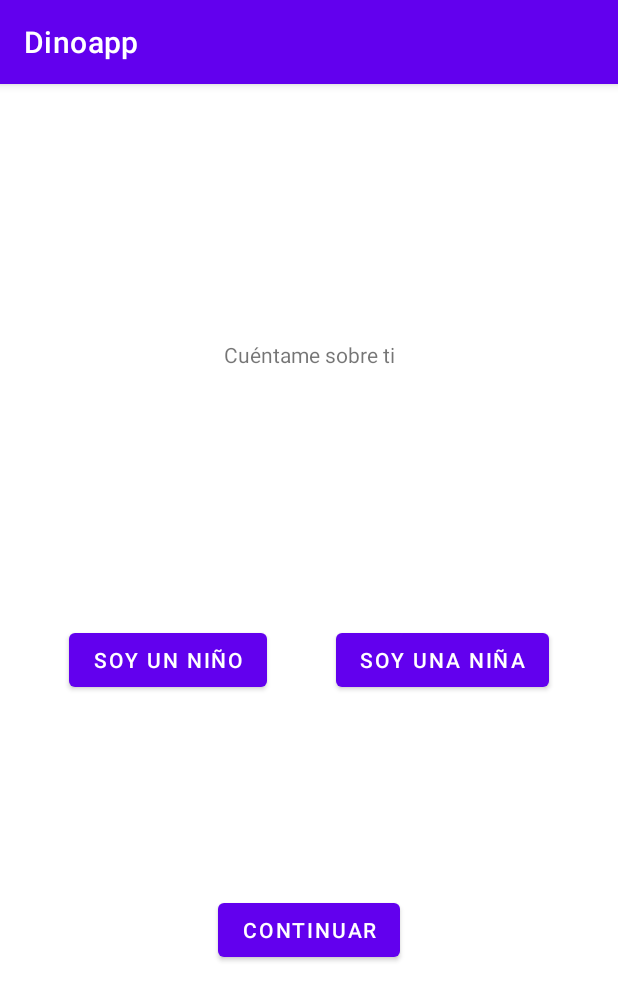
After one commit to JiroFg/Dinoapp, an Android app: the fragment SexoFragment shown on its own in the app's theme, on a phone screen of 412 x 824 dp. The commit adds this screen. Shown: the top 1001 px of the screen. Run offline under Robolectric (Android 15) with nearby library versions, the phone set to English and light mode, and no system bars; 2 statements that could not run were skipped.

Commit message:
implementación de la pantalla sexo

```diff
--- /dev/null
+++ b/app/src/main/java/com/example/dinoapp/InterfaceTransferencia.kt
@@ -0,0 +1,5 @@
+package com.example.dinoapp
+
+interface InterfaceTransferencia {
+    fun transferirSexo(msg: Boolean)
+}
--- /dev/null
+++ b/app/src/main/java/com/example/dinoapp/SexoFragment.kt
@@ -0,0 +1,40 @@
+package com.example.dinoapp
+
+import android.os.Bundle
+import androidx.fragment.app.Fragment
+import android.view.LayoutInflater
+import android.view.View
+import android.view.ViewGroup
+import com.example.dinoapp.databinding.FragmentSexoBinding
+
+class SexoFragment : Fragment() {
+
+    private var _binding: FragmentSexoBinding? = null
+    private val binding get() = _binding!!
+    private var sexo: Boolean = false
+
+    override fun onCreateView(
+        inflater: LayoutInflater,
+        container: ViewGroup?,
+        savedInstanceState: Bundle?
+    ): View? {
+        val myInterface : InterfaceTransferencia = activity as InterfaceTransferencia
+        _binding = FragmentSexoBinding.inflate(inflater, container, false)
+        val view = binding.root
+        binding.buttonFemale.setOnClickListener {
+            sexo = true
+            myInterface.transferirSexo(sexo)
+        }
+        binding.buttonMale.setOnClickListener {
+            sexo = false
+            myInterface.transferirSexo(sexo)
+        }
+
+        return view
+    }
+
+    override fun onDestroy() {
+        super.onDestroy()
+        _binding = null
+    }
+}
--- /dev/null
+++ b/app/src/main/res/layout/fragment_sexo.xml
@@ -0,0 +1,48 @@
+<?xml version="1.0" encoding="utf-8"?>
+<androidx.constraintlayout.widget.ConstraintLayout xmlns:android="http://schemas.android.com/apk/res/android"
+    xmlns:tools="http://schemas.android.com/tools"
+    android:layout_width="match_parent"
+    android:layout_height="match_parent"
+    xmlns:app="http://schemas.android.com/apk/res-auto"
+    tools:context=".SexoFragment">
+
+    <!-- TODO: Update blank fragment layout -->
+    <TextView
+        android:layout_width="wrap_content"
+        android:layout_height="wrap_content"
+        app:layout_constraintStart_toStartOf="parent"
+        app:layout_constraintEnd_toEndOf="parent"
+        app:layout_constraintTop_toTopOf="parent"
+        app:layout_constraintBottom_toTopOf="@id/button_Male"
+        android:text="@string/sexo_fragment_text"
+        tools:ignore="MissingConstraints" />
+    <Button
+        android:id="@+id/button_Male"
+        android:layout_width="wrap_content"
+        android:layout_height="wrap_content"
+        app:layout_constraintTop_toTopOf="parent"
+        app:layout_constraintBottom_toBottomOf="parent"
+        app:layout_constraintStart_toStartOf="parent"
+        app:layout_constraintEnd_toStartOf="@id/button_Female"
+        android:text="@string/male_text"/>
+    <Button
+        android:id="@+id/button_Female"
+        android:layout_width="wrap_content"
+        android:layout_height="wrap_content"
+        app:layout_constraintTop_toTopOf="parent"
+        app:layout_constraintBottom_toBottomOf="parent"
+        app:layout_constraintStart_toEndOf="@id/button_Male"
+        app:layout_constraintEnd_toEndOf="parent"
+        android:text="@string/female_text"/>
+
+    <Button
+        android:id="@+id/button_Continue"
+        android:layout_width="wrap_content"
+        android:layout_height="wrap_content"
+        app:layout_constraintTop_toTopOf="@id/button_Male"
+        app:layout_constraintBottom_toBottomOf="parent"
+        app:layout_constraintStart_toStartOf="parent"
+        app:layout_constraintEnd_toEndOf="parent"
+        android:text="@string/continue_button_text"/>
+
+</androidx.constraintlayout.widget.ConstraintLayout>
--- a/app/src/main/res/values/strings.xml
+++ b/app/src/main/res/values/strings.xml
@@ -1,8 +1,16 @@
 <resources>
     <string name="app_name">Dinoapp</string>
     <!-- TODO: Remove or change this placeholder text -->
-    <string name="hello_blank_fragment">Hello blank fragment</string>
     <string name="error_conexion">Error de conexion</string>
     <string name="texto_conexion">Por favor revise su conexion a internet</string>
     <string name="bReintentar">Reintentar</string>
+    <!-- Texto de los fragment -->
+    <string name="sexo_fragment_text">Cuéntame sobre ti</string>
+    <string name="nombre_fragment_text">Fragment de nombre</string>
+    <string name="imagen_fragment_text">Fragment de selección de imagen</string>
+    <string name="bienvenida_fragment_text">Fragment de bienvenida</string>
+    <!-- TODO: Remove or change this placeholder text -->
+    <string name="male_text">Soy un niño</string>
+    <string name="female_text">Soy una niña</string>
+    <string name="continue_button_text">Continuar</string>
 </resources>
--- a/build.gradle
+++ b/build.gradle
@@ -1,6 +1,6 @@
 // Top-level build file where you can add configuration options common to all sub-projects/modules.
 plugins {
-    id 'com.android.application' version '7.4.1' apply false
-    id 'com.android.library' version '7.4.1' apply false
+    id 'com.android.application' version '7.4.2' apply false
+    id 'com.android.library' version '7.4.2' apply false
     id 'org.jetbrains.kotlin.android' version '1.8.0' apply false
 }
```
Also changed, not shown: app/src/main/java/com/example/dinoapp/BienvenidaFragment.kt (added, +18 -0 lines), app/src/main/java/com/example/dinoapp/ImagenFragment.kt (added, +59 -0 lines), app/src/main/java/com/example/dinoapp/MainActivity.kt (+1 -24 lines), app/src/main/java/com/example/dinoapp/NombreFragment.kt (added, +59 -0 lines), app/src/main/java/com/example/dinoapp/ViewPagerAdapter.kt (+8 -10 lines), app/src/main/res/layout/fragment_bienvenida.xml (added, +14 -0 lines), app/src/main/res/layout/fragment_imagen.xml (added, +14 -0 lines), app/src/main/res/layout/fragment_nombre.xml (added, +14 -0 lines).
